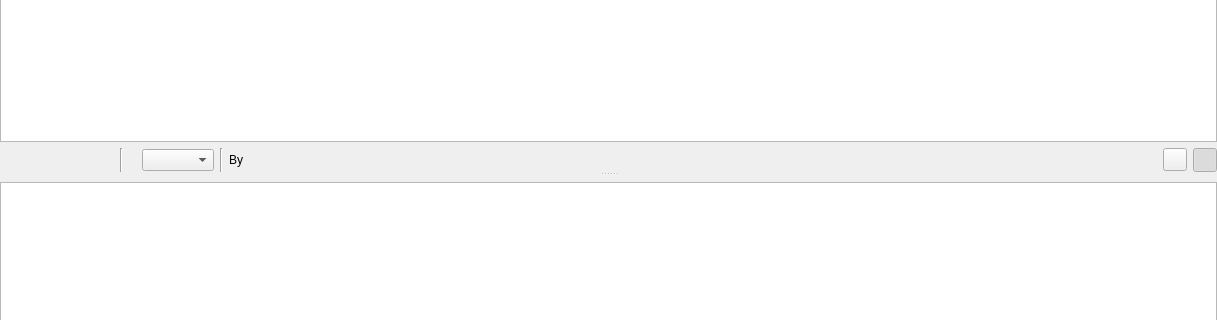
Before: the Qt Designer form retroshare-gui/src/gui/gxsforums/GxsForumThreadWidget.ui in RetroShare/RetroShare, drawn with Qt 5; both pictures show x 0 to 1217 and y 235 to 555 of the 1217 by 721 pixel window.
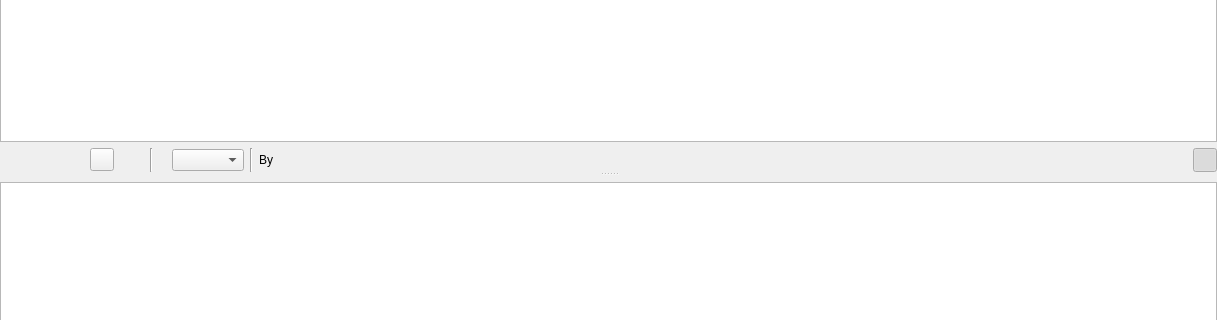
After: the same form once the commit is applied. Icons and pictures are not drawn. Custom widgets are drawn as their Qt base class.

Commit message: improved icons in forums and removed - button because it is not useful

```diff
--- a/retroshare-gui/src/gui/gxsforums/GxsForumThreadWidget.ui
+++ b/retroshare-gui/src/gui/gxsforums/GxsForumThreadWidget.ui
@@ -239,7 +239,7 @@
        </item>
        <item>
         <layout class="QGridLayout" name="postLayout">
-         <item row="0" column="5">
+         <item row="0" column="6">
           <widget class="QToolButton" name="downloadButton">
            <property name="maximumSize">
             <size>
@@ -320,21 +320,14 @@
            </property>
           </widget>
          </item>
-         <item row="0" column="6">
-          <widget class="Line" name="lineLeft">
-           <property name="orientation">
-            <enum>Qt::Vertical</enum>
-           </property>
-          </widget>
-         </item>
-         <item row="0" column="9">
+         <item row="0" column="10">
           <widget class="Line" name="lineRight">
            <property name="orientation">
             <enum>Qt::Vertical</enum>
            </property>
           </widget>
          </item>
-         <item row="0" column="12">
+         <item row="0" column="13">
           <spacer name="postHSpacer">
            <property name="orientation">
             <enum>Qt::Horizontal</enum>
@@ -426,31 +419,38 @@
            </property>
           </widget>
          </item>
-         <item row="0" column="11">
+         <item row="0" column="12">
           <widget class="GxsIdLabel" name="by_label">
            <property name="text">
             <string notr="true"/>
            </property>
           </widget>
          </item>
-         <item row="0" column="10">
-          <widget class="QLabel" name="by_text_label">
-           <property name="text">
-            <string>By </string>
-           </property>
-          </widget>
-         </item>
-         <item row="0" column="8">
-          <widget class="QComboBox" name="versions_CB"/>
-         </item>
          <item row="0" column="7">
+          <widget class="Line" name="lineLeft">
+           <property name="orientation">
+            <enum>Qt::Vertical</enum>
+           </property>
+          </widget>
+         </item>
+         <item row="0" column="9">
+          <widget class="QComboBox" name="versions_CB"/>
+         </item>
+         <item row="0" column="8">
           <widget class="QLabel" name="time_label">
            <property name="text">
             <string notr="true"/>
            </property>
           </widget>
          </item>
-         <item row="0" column="13">
+         <item row="0" column="11">
+          <widget class="QLabel" name="by_text_label">
+           <property name="text">
+            <string>By </string>
+           </property>
+          </widget>
+         </item>
+         <item row="0" column="5">
           <widget class="QToolButton" name="nextUnreadButton">
            <property name="sizePolicy">
             <sizepolicy hsizetype="Maximum" vsizetype="Fixed">
```
Left out of the diff: 7 changed lines with no effect on the pictures. The commit also changes 1 other file.
